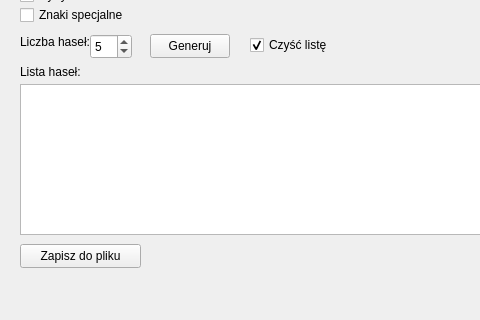
Old version of the form mainwindow.ui in the repository Liskowskyy/passwordGenerator; both pictures show x 0 to 480 and y 116 to 436 of the 800 by 436 pixel window.
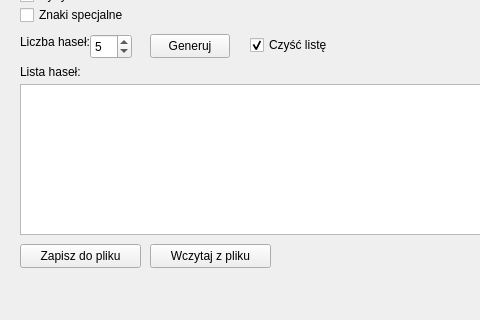
New version of the form.

Commit message: Implemented load from file function

What changed in the file:
```diff
--- a/mainwindow.ui
+++ b/mainwindow.ui
@@ -248,6 +248,19 @@
      <string>Wyczyść</string>
     </property>
    </widget>
+   <widget class="QPushButton" name="loadFromFile">
+    <property name="geometry">
+     <rect>
+      <x>150</x>
+      <y>360</y>
+      <width>121</width>
+      <height>24</height>
+     </rect>
+    </property>
+    <property name="text">
+     <string>Wczytaj z pliku</string>
+    </property>
+   </widget>
   </widget>
   <widget class="QMenuBar" name="menubar">
    <property name="geometry">
```
Left out of the diff: 2 changed lines with no effect on the pictures. The commit also changes 2 other files.
